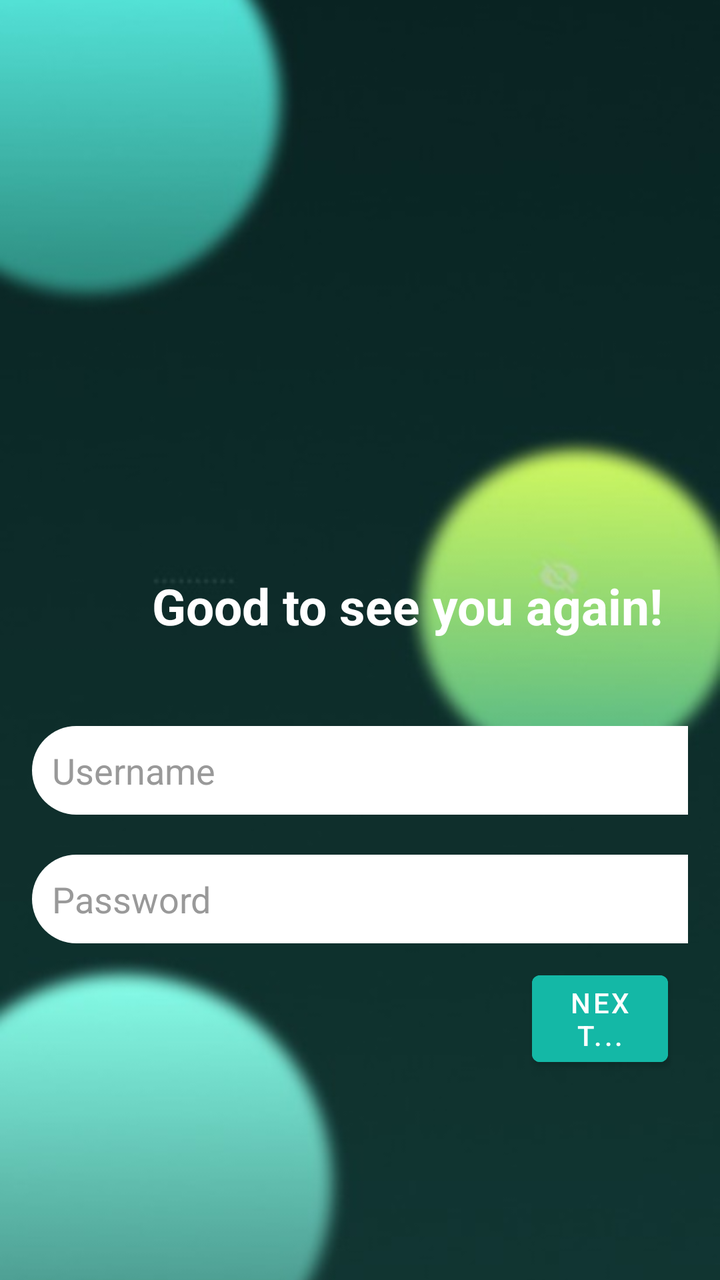
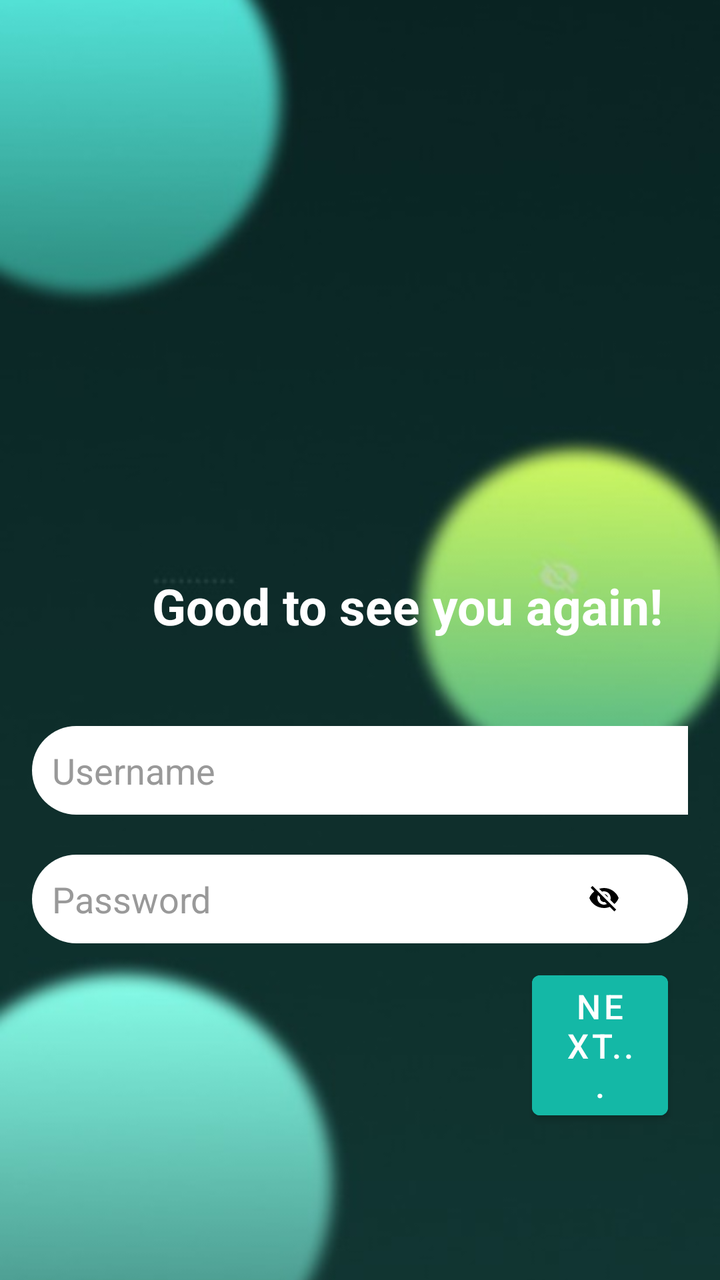

The first picture is an Android layout as it rendered before a commit; the second is the same layout after the commit. The layout source and the unified diff follow.
<!-- AndroidManifest.xml: application theme Theme.Project5 -->
<!-- res/layout/loginpage.xml -->
<?xml version="1.0" encoding="utf-8"?>
<FrameLayout
    xmlns:android="http://schemas.android.com/apk/res/android"
    xmlns:tools="http://schemas.android.com/tools"

    android:layout_width="match_parent"
    android:layout_height="match_parent">
    <ImageView
        android:layout_width="match_parent"
        android:layout_height="match_parent"
        android:src="@drawable/homepage"
        android:scaleType="centerCrop" />

<LinearLayout xmlns:android="http://schemas.android.com/apk/res/android"
    xmlns:tools="http://schemas.android.com/tools"
    android:orientation="vertical"
    android:padding="16dp"
    android:layout_width="match_parent"
    android:layout_height="match_parent"
  >


    <TextView
        android:id="@+id/textView4"
        android:layout_width="367dp"
        android:layout_height="37dp"
        android:layout_marginTop="270dp"
        android:layout_marginBottom="40dp"
        android:paddingStart="60dp"
        android:text="Good to see you again! "
        android:textColor="@color/white"
        android:textSize="25sp"
        android:textStyle="bold"
        tools:layout_editor_absoluteX="55dp"
        tools:layout_editor_absoluteY="164dp" />
    <EditText
        android:id="@+id/etusername"
        android:layout_width="355dp"
        android:layout_height="wrap_content"
        android:layout_marginBottom="20dp"
        android:background="@drawable/mainxml"
        android:hint="Username"
        android:textColorHint="#999"
        android:textColor="@color/black"
        tools:layout_editor_absoluteX="23dp"
        tools:layout_editor_absoluteY="352dp" />

    <EditText
        android:id="@+id/etPassword"
        android:layout_width="355dp"
        android:layout_height="wrap_content"
        android:layout_marginBottom="10dp"
        android:background="@drawable/mainxml"
        android:hint="Password"

        android:textColor="@color/black"
        android:textColorHint="#999"
        tools:layout_editor_absoluteX="22dp"
        tools:layout_editor_absoluteY="416dp" />

    <Button
        android:id="@+id/btnNext"
        android:layout_width="wrap_content"
        android:layout_height="wrap_content"
        android:layout_marginLeft="250dp"
        android:layout_marginRight="10dp"
        android:backgroundTint="#14B8A6"
        android:textColor="#FFFFFF"
        android:text="Next..."
        tools:layout_editor_absoluteX="292dp"
        tools:layout_editor_absoluteY="565dp" />


</LinearLayout>
</FrameLayout>
<!-- resources referenced by this layout -->
<resources>
  <color name="black">#FF000000</color>
  <color name="white">#FFFFFFFF</color>
  <!-- drawable homepage: jpeg bitmap (drawable, 15478 bytes) -->
  <!-- drawable mainxml (drawable) -->
  <shape xmlns:android="http://schemas.android.com/apk/res/android"
      android:shape="rectangle">
      <solid android:color="#FFFFFF" />
      <corners android:radius="25dp" />
      <padding android:left="10dp"
  
          android:top="10dp"
          android:right="10dp"
          android:bottom="10dp"/>
  </shape>
  <style name="Theme.Project5" parent="Base.Theme.Project5" />
  <style name="Base.Theme.Project5" parent="Theme.MaterialComponents.DayNight.NoActionBar">
          <item name="colorSecondary">#2196F3</item>
          <item name="colorControlActivated">#2196F3</item>
          <item name="colorOnSurface">#2196F3</item>
          
  
          
      </style>
</resources>

<!-- the commit's change to res/layout/loginpage.xml (unified diff, before → after) -->
@@ -1,62 +1,84 @@
 <?xml version="1.0" encoding="utf-8"?>
 <FrameLayout
     xmlns:android="http://schemas.android.com/apk/res/android"
+    xmlns:app="http://schemas.android.com/apk/res-auto"
     xmlns:tools="http://schemas.android.com/tools"
 
     android:layout_width="match_parent"
     android:layout_height="match_parent">
+
     <ImageView
         android:layout_width="match_parent"
         android:layout_height="match_parent"
         android:src="@drawable/homepage"
         android:scaleType="centerCrop" />
 
-<LinearLayout xmlns:android="http://schemas.android.com/apk/res/android"
-    xmlns:tools="http://schemas.android.com/tools"
-    android:orientation="vertical"
-    android:padding="16dp"
-    android:layout_width="match_parent"
-    android:layout_height="match_parent"
-  >
+    <LinearLayout
+        android:orientation="vertical"
+        android:padding="16dp"
+        android:layout_width="match_parent"
+        android:layout_height="match_parent">
 
 
-    <TextView
-        android:id="@+id/textView4"
-        android:layout_width="367dp"
-        android:layout_height="37dp"
-        android:layout_marginTop="270dp"
-        android:layout_marginBottom="40dp"
-        android:paddingStart="60dp"
-        android:text="Good to see you again! "
-        android:textColor="@color/white"
-        android:textSize="25sp"
-        android:textStyle="bold"
-        tools:layout_editor_absoluteX="55dp"
-        tools:layout_editor_absoluteY="164dp" />
-    <EditText
-        android:id="@+id/etusername"
-        android:layout_width="355dp"
-        android:layout_height="wrap_content"
-        android:layout_marginBottom="20dp"
-        android:background="@drawable/mainxml"
-        android:hint="Username"
-        android:textColorHint="#999"
-        android:textColor="@color/black"
-        tools:layout_editor_absoluteX="23dp"
-        tools:layout_editor_absoluteY="352dp" />
+        <TextView
+            android:id="@+id/textView4"
+            android:layout_width="367dp"
+            android:layout_height="37dp"
+            android:layout_marginTop="270dp"
+            android:layout_marginBottom="40dp"
+            android:paddingStart="60dp"
+            android:text="Good to see you again! "
+            android:textColor="@color/white"
+            android:textSize="25sp"
+            android:textStyle="bold"
+            tools:layout_editor_absoluteX="55dp"
+            tools:layout_editor_absoluteY="164dp" />
 
-    <EditText
-        android:id="@+id/etPassword"
-        android:layout_width="355dp"
-        android:layout_height="wrap_content"
-        android:layout_marginBottom="10dp"
-        android:background="@drawable/mainxml"
-        android:hint="Password"
+        <EditText
+            android:id="@+id/etusername"
+            android:layout_width="355dp"
+            android:layout_height="wrap_content"
+            android:layout_marginBottom="20dp"
+            android:background="@drawable/mainxml"
+            android:hint="Username"
+            android:textColorHint="#999"
+            android:textColor="@color/black"
+            tools:layout_editor_absoluteX="23dp"
+            tools:layout_editor_absoluteY="352dp" />
 
-        android:textColor="@color/black"
-        android:textColorHint="#999"
-        tools:layout_editor_absoluteX="22dp"
-        tools:layout_editor_absoluteY="416dp" />
+
+        <RelativeLayout
+            android:layout_width="match_parent"
+            android:layout_height="wrap_content">
+
+            <EditText
+                android:id="@+id/etPassword"
+                android:layout_width="355dp"
+                android:layout_height="wrap_content"
+                android:layout_marginBottom="10dp"
+                android:background="@drawable/mainxml"
+                android:hint="Password"
+
+                android:textColor="@color/black"
+                android:textColorHint="#999"
+                tools:layout_editor_absoluteX="22dp"
+                tools:layout_editor_absoluteY="416dp" />
+
+
+            <ImageView
+                android:id="@+id/ivTogglePassword"
+                android:layout_width="24dp"
+                android:layout_height="24dp"
+                android:layout_alignParentEnd="true"
+                android:layout_marginTop="10dp"
+                android:layout_marginEnd="30dp"
+                android:contentDescription="Toggle password"
+                android:padding="4dp"
+                android:src="@drawable/ic_eyeclosed"
+                app:tint="@android:color/black" />
+        </RelativeLayout>
+
+
 
     <Button
         android:id="@+id/btnNext"
@@ -67,6 +89,7 @@
         android:backgroundTint="#14B8A6"
         android:textColor="#FFFFFF"
         android:text="Next..."
+        android:textSize="17dp"
         tools:layout_editor_absoluteX="292dp"
         tools:layout_editor_absoluteY="565dp" />
 
<!-- resource entries referenced after the edit -->
@@ -3,6 +3,12 @@
   <color name="black">#FF000000</color>
   <color name="white">#FFFFFFFF</color>
   <!-- drawable homepage: jpeg bitmap (drawable, 15478 bytes) -->
+  <!-- drawable ic_eyeclosed (drawable) -->
+  <vector xmlns:android="http://schemas.android.com/apk/res/android" android:height="24dp" android:tint="#000000" android:viewportHeight="24" android:viewportWidth="24" android:width="24dp">
+        
+      <path android:fillColor="@android:color/white" android:pathData="M12,6.5c2.76,0 5,2.24 5,5 0,0.51 -0.1,1 -0.24,1.46l3.06,3.06c1.39,-1.23 2.49,-2.77 3.18,-4.53C21.27,7.11 17,4 12,4c-1.27,0 -2.49,0.2 -3.64,0.57l2.17,2.17c0.47,-0.14 0.96,-0.24 1.47,-0.24zM3.42,2.45L2.01,3.87l2.68,2.68C3.06,7.83 1.77,9.53 1,11.5 2.73,15.89 7,19 12,19c1.52,0 2.97,-0.3 4.31,-0.82l3.43,3.43 1.41,-1.41L3.42,2.45zM12,16.5c-2.76,0 -5,-2.24 -5,-5 0,-0.77 0.18,-1.5 0.49,-2.14l1.57,1.57c-0.03,0.18 -0.06,0.37 -0.06,0.57 0,1.66 1.34,3 3,3 0.2,0 0.38,-0.03 0.57,-0.07L14.14,16c-0.65,0.32 -1.37,0.5 -2.14,0.5zM14.97,11.17c-0.15,-1.4 -1.25,-2.49 -2.64,-2.64l2.64,2.64z"/>
+      
+  </vector>
   <!-- drawable mainxml (drawable) -->
   <shape xmlns:android="http://schemas.android.com/apk/res/android"
       android:shape="rectangle">
